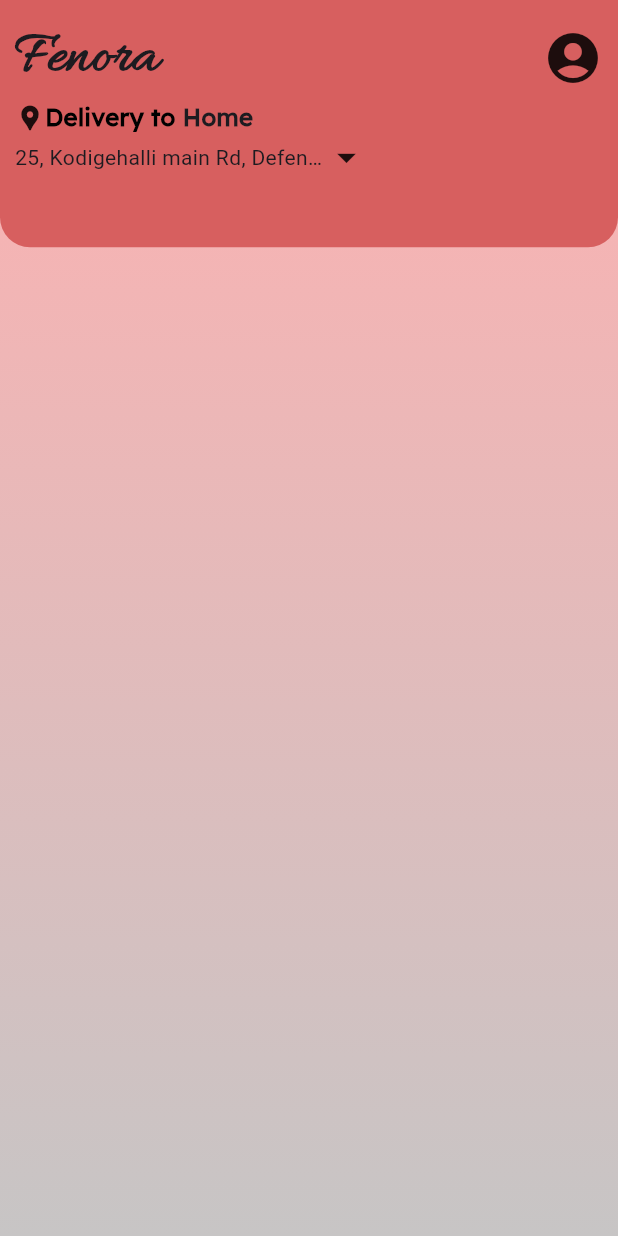
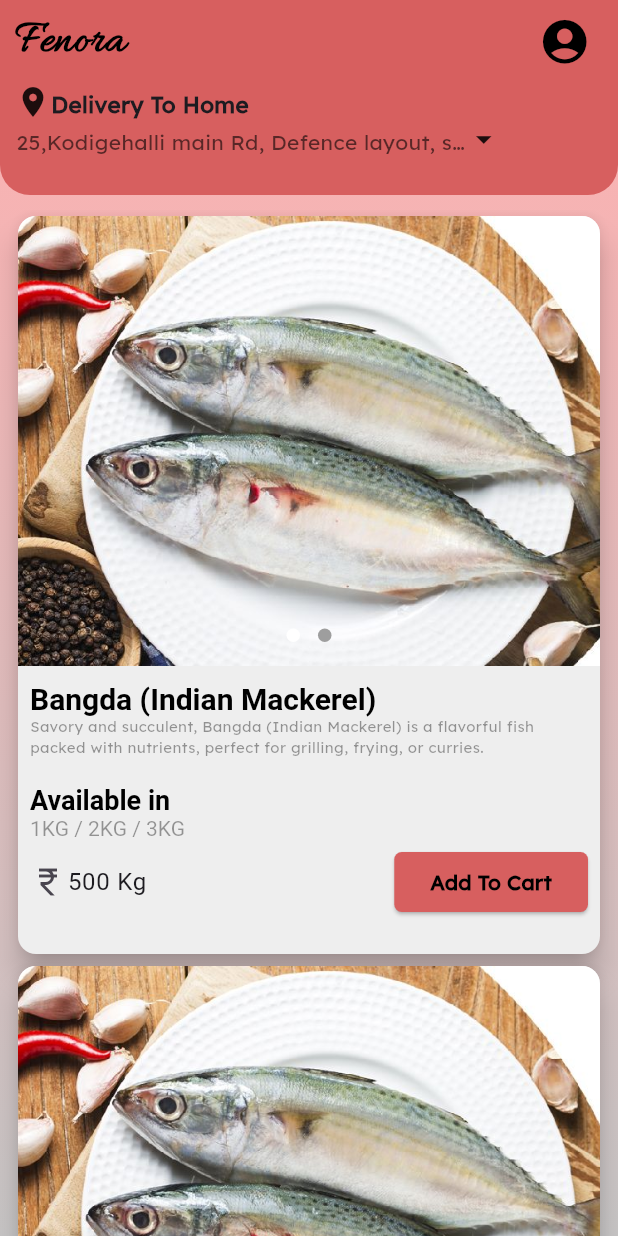
Before and after one commit to I-SHIVA-SAHANI/fenora, a Flutter app: the HomeScreen screen opened directly, on a phone screen of 412 x 824 dp. Run offline on Flutter 3.47's test engine with Material 3 defaults, Android fonts, the light colour scheme and no system bars; drawn by our look-alikes of dots_indicator; our stand-ins replace flutter_iconly.

Commit message:
modified homeScreen

```diff
--- a/fenora/lib/add_address.dart
+++ b/fenora/lib/Screens/add_address.dart
@@ -1,4 +1,4 @@
-import 'package:fenora/address.dart';
+import 'package:fenora/Screens/address.dart';
 import 'package:flutter/material.dart';
 
 class AddAddress extends StatelessWidget {
--- a/fenora/lib/address.dart
+++ b/fenora/lib/Screens/address.dart
@@ -1,5 +1,5 @@
-import 'package:fenora/add_address.dart';
-import 'package:fenora/homescreen.dart';
+import 'package:fenora/Screens/add_address.dart';
+import 'package:fenora/bottombar.dart';
 import 'package:flutter/material.dart';
 
 class AdressSelection extends StatefulWidget {
@@ -39,7 +39,7 @@ class _AdressSelectionState extends State<AdressSelection> {
                         Navigator.push(
                             context,
                             MaterialPageRoute(
-                                builder: (context) => HomeScreen()));
+                                builder: (context) => BottomBar()));
                       },
                       icon: Icon(Icons.arrow_back_ios),
                       color: Colors.black,
--- /dev/null
+++ b/fenora/lib/Screens/homescreen.dart
@@ -0,0 +1,152 @@
+import 'package:fenora/Screens/address.dart';
+import 'package:fenora/card/product_card.dart';
+import 'package:flutter/material.dart';
+
+class HomeScreen extends StatefulWidget {
+  const HomeScreen({super.key});
+  @override
+  State<HomeScreen> createState() => _HomeScreenState();
+}
+
+class _HomeScreenState extends State<HomeScreen> {
+  List<String> imagePaths = [
+    'assets/mackerel-bangda.jpg',
+    'assets/sliced-bangda.jpg',
+  ];
+
+  @override
+  Widget build(BuildContext context) {
+    return Scaffold(
+      extendBody: false,
+      extendBodyBehindAppBar: true,
+      body: Container(
+        decoration: BoxDecoration(
+          gradient: LinearGradient(
+            begin: Alignment.topCenter,
+            end: Alignment.bottomCenter,
+            colors: [
+              Color(0xFFFFB0B0),
+              Color(0xFFC7C5C5),
+            ],
+          ),
+        ),
+        child: LayoutBuilder(
+          builder: (BuildContext context, BoxConstraints constraints) {
+            return Column(children: [
+              // Header Section (No changes needed here)
+              SizedBox(
+                width: constraints.maxWidth,
+                child: IntrinsicHeight(
+                  child: Container(
+                    decoration: const BoxDecoration(
+                      // Use const where possible
+                      color: Color(0xFFD75F5F),
+                      borderRadius: BorderRadius.only(
+                        bottomLeft: Radius.circular(20),
+                        bottomRight: Radius.circular(20),
+                      ),
+                    ),
+                    child: SafeArea(
+                      child: Padding(
+                        // Use Padding for the header content
+                        padding: const EdgeInsets.only(left: 10, right: 10),
+                        child: Column(
+                            mainAxisAlignment: MainAxisAlignment.start,
+                            crossAxisAlignment: CrossAxisAlignment.start,
+                            children: [
+                              ListTile(
+                                  contentPadding: EdgeInsets.zero,
+                                  leading: FittedBox(
+                                      fit: BoxFit.scaleDown,
+                                      child: Text(
+                                        "Fenora",
+                                        style: TextStyle(
+                                          fontFamily: 'Allura',
+                                          fontSize: 30,
+                                          color: Colors.black,
+                                          fontWeight: FontWeight.bold,
+                                        ),
+                                      )),
+                                  trailing: FittedBox(
+                                    fit: BoxFit.scaleDown,
+                                    child: IconButton(
+                                      onPressed: () {},
+                                      icon: Icon(Icons.account_circle),
+                                      iconSize: 35,
+                                      color: Colors.black,
+                                    ),
+                                  )),
+                              GestureDetector(
+                                onTap: () {
+                                  Navigator.push(
+                                      context,
+                                      MaterialPageRoute(
+                                          builder: (context) =>
+                                              AdressSelection()));
+                                },
+                                child: RichText(
+                                  text: TextSpan(children: [
+                                    WidgetSpan(child: Icon(Icons.location_on)),
+                                    WidgetSpan(
+                                        child: Text("Delivery To Home",
+                                            style: TextStyle(
+                                                fontSize: 15,
+                                                fontFamily: 'Lexend',
+                                                fontWeight: FontWeight.bold))),
+                                    TextSpan(text: '\n'),
+                                    WidgetSpan(
+                                      child: SizedBox(
+                                        width: 300,
+                                        child: Text(
+                                          textAlign: TextAlign.end,
+                                          "25,Kodigehalli main Rd, Defence layout, sahakar nagar, bengaluru, karnataka,",
+                                          style: TextStyle(
+                                              fontFamily: 'Lexend',
+                                              color:
+                                                  Colors.black.withAlpha(150)),
+                                          overflow: TextOverflow.ellipsis,
+                                        ),
+                                      ),
+                                    ),
+                                    WidgetSpan(
+                                        child: Icon(
+                                      Icons.arrow_drop_down_sharp,
+                                      size: 25,
+                                    )),
+                                    TextSpan(text: '\n'),
+                                  ]),
+                                ),
+                              ),
+                            ]),
+                      ),
+                    ),
+                  ),
+                ),
+              ),
+
+              SizedBox(
+                height: 10,
+              ),
+              Expanded(
+                // Crucial: Use Expanded here
+                child: LayoutBuilder(
+                  builder: (BuildContext context, BoxConstraints constraints) {
+                    return SingleChildScrollView(
+                      // Wrap with SingleChildScrollView
+                      child: Column(
+                          // mainAxisAlignment: MainAxisAlignment.start,
+                          children: [
+                            ProductCard(),
+                            ProductCard()
+                          ]),
+                    );
+                  },
+                ),
+              ),
+            ]);
+          },
+        ),
+      ),
+    );
+  }
+}
--- a/fenora/lib/bottombar.dart
+++ b/fenora/lib/bottombar.dart
@@ -1,6 +1,6 @@
-import 'package:fenora/categoryscreen.dart';
-import 'package:fenora/homescreen.dart';
-import 'package:fenora/shoppingcart.dart';
+import 'package:fenora/Screens/categoryscreen.dart';
+import 'package:fenora/Screens/homescreen.dart';
+import 'package:fenora/Screens/shoppingcart.dart';
 import 'package:flutter/material.dart';
 import 'package:flutter_iconly/flutter_iconly.dart';
 
--- /dev/null
+++ b/fenora/lib/card/product_card.dart
@@ -0,0 +1,169 @@
+import 'package:dots_indicator/dots_indicator.dart';
+import 'package:flutter/material.dart';
+
+class ProductCard extends StatefulWidget {
+  // final String productName;
+  // final String productDescription;
+  // final double productPrice;
+  // final List<String> imageUrls;
+  const ProductCard({super.key});
+
+  // const ProductCard(
+  //     {required this.productName,
+  //     required this.productDescription,
+  //     required this.productPrice,
+  //     required this.imageUrls,
+  //     super.key});
+
+  @override
+  State<ProductCard> createState() => _ProductCardState();
+}
+
+class _ProductCardState extends State<ProductCard> {
+  List<String> imagePaths = [
+    'assets/mackerel-bangda.jpg',
+    'assets/sliced-bangda.jpg',
+  ];
+
+  int _currentPage = 0;
+  final _pageController = PageController();
+
+  @override
+  void initState() {
+    super.initState();
+    _pageController.addListener(() {
+      setState(() {
+        _currentPage = _pageController.page!.toInt();
+      });
+    });
+  }
+
+  @override
+  Widget build(BuildContext context) {
+    return Padding(
+      padding: EdgeInsets.only(left: 8, right: 8),
+      child: SizedBox(
+        // Fixed height for the Card
+        height: 500,
+        width: MediaQuery.sizeOf(context)
+            .width, //use constraints to occupy the entire width
+        child: Card(
+          color: Colors.grey.shade200,
+          elevation: 8,
+          clipBehavior: Clip.antiAlias,
+          child:
+              Column(crossAxisAlignment: CrossAxisAlignment.start, children: [
+            SizedBox(
+              // Fixed image height
+              height: 300,
+              child: Stack(children: [
+                PageView.builder(
+                  scrollDirection: Axis.horizontal,
+                  itemCount: imagePaths.length,
+                  itemBuilder: (context, index) {
+                    // Use context here
+                    return Ink.image(
+                      image: AssetImage(imagePaths[index]),
+                      fit: BoxFit.cover,
+                    );
+                  },
+                ),
+                Positioned(
+                  // Position the indicator
+                  bottom: 10, // Adjust position as needed
+                  left: 0,
+                  right: 0,
+                  child: DotsIndicator(
+                    dotsCount: imagePaths.length,
+                    position:
+                        _currentPage.toDouble(), // Use the current page index
+                    decorator: DotsDecorator(
+                      color: Colors.grey, // Customize colors, sizes, etc.
+                      activeColor: Colors.white,
+                    ),
+                  ),
+                ),
+              ]),
+            ),
+            SizedBox(
+              height: 10,
+            ),
+            // Text content below the images
+            Padding(
+              padding: const EdgeInsets.only(left: 8, right: 8),
+              child: RichText(
+                text:
+                    TextSpan(style: TextStyle(fontFamily: 'Lexend'), children: [
+                  TextSpan(
+                    text: "Bangda (Indian Mackerel)",
+                    style: TextStyle(
+                        fontSize: 20,
+                        color: Colors.black,
+                        fontWeight: FontWeight.bold),
+                  ),
+                  TextSpan(text: '\n'),
+                  WidgetSpan(
+                    child: Text(
+                      "Savory and succulent, Bangda (Indian Mackerel) is a flavorful fish packed with nutrients, perfect for grilling, frying, or curries.",
+                      style: TextStyle(
+                          color: Colors.black.withAlpha(100),
+                          fontFamily: 'Lexend',
+                          fontSize: 10),
+                      maxLines: 2,
+                      overflow: TextOverflow.ellipsis,
+                    ),
+                  ),
+                  TextSpan(text: '\n'),
+                  TextSpan(text: '\n'),
+                  TextSpan(
+                      text: "Available in",
+                      style: TextStyle(
+                          color: Colors.black,
+                          fontWeight: FontWeight.bold,
+                          fontSize: 18)),
+                  TextSpan(text: '\n'),
+                  TextSpan(
+                    text: "1KG / 2KG / 3KG",
+                    style: TextStyle(
+                      color: Colors.black.withAlpha(100),
+                    ),
+                  ),
+                  TextSpan(text: '\n'),
+                  WidgetSpan(
+                      child: ListTile(
+                    horizontalTitleGap: 1,
+                    contentPadding: EdgeInsets.zero,
+                    leading: Icon(Icons.currency_rupee),
+                    title: Text("500 Kg"),
+                    trailing: ElevatedButton(
+                      onPressed: () {},
+                      style: ElevatedButton.styleFrom(
+                          shape: RoundedRectangleBorder(
+                              borderRadius: BorderRadius.circular(5)),
+                          backgroundColor: Color(0xFFD75F5F)),
+                      child: Text(
+                        "Add To Cart",
+                        style: TextStyle(
+                            fontFamily: 'Lexend',
+                            color: Colors.black,
+                            fontWeight: FontWeight.bold),
+                      ),
+                    ),
+                  ))
+                ]),
+                // maxLines: 10,
+                // overflow: TextOverflow.ellipsis,
+              ),
+            ),
+          ]),
+        ),
+      ),
+    );
+  }
+
+  @override
+  void dispose() {
+    _pageController.dispose();
+    super.dispose();
+  }
+}
--- a/fenora/lib/homescreen.dart
+++ /dev/null
@@ -1,128 +0,0 @@
-import 'package:fenora/address.dart';
-import 'package:flutter/material.dart';
-
-class HomeScreen extends StatefulWidget {
-  const HomeScreen({super.key});
-  @override
-  State<HomeScreen> createState() => _HomeScreenState();
-}
-
-class _HomeScreenState extends State<HomeScreen> {
-  @override
-  Widget build(BuildContext context) {
-    return Scaffold(
-      body: Container(
-        height: MediaQuery.of(context).size.height,
-        width: MediaQuery.of(context).size.width,
-        decoration: BoxDecoration(
-          gradient: LinearGradient(
-              colors: [Color(0xFFFFB0B0), Color(0xFFC7C5C5)],
-              begin: Alignment.topCenter,
-              end: Alignment.bottomCenter),
-        ),
-        child: Column(
-          children: [
-            Container(
-              height: MediaQuery.of(context).size.height * 0.2,
-              width: MediaQuery.of(context).size.width,
-              decoration: BoxDecoration(
-                color: Color(0xFFD75F5F),
-                borderRadius: BorderRadius.only(
-                  bottomLeft: Radius.circular(20),
-                  bottomRight: Radius.circular(20),
-                ),
-              ),
-              child: SafeArea(
-                child: Padding(
-                  padding: const EdgeInsets.all(10.0),
-                  child: Column(
-                    mainAxisAlignment: MainAxisAlignment.start,
-                    crossAxisAlignment: CrossAxisAlignment.start,
-                    children: [
-                      Row(
-                        children: [
-                          Text(
-                            "Fenora ",
-                            style: TextStyle(
-                                fontFamily: 'Allura',
-                                fontSize: 40,
-                                fontWeight: FontWeight.bold),
-                          ),
-                          Spacer(),
-                          Spacer(),
-                          GestureDetector(
-                            onTap: () => Navigator.push(
-                                context,
-                                MaterialPageRoute(
-                                    builder: (context) => AdressSelection())),
-                            child: Icon(
-                              Icons.account_circle_rounded,
-                              size: 40,
-                            ),
-                          )
-                        ],
-                      ),
-                      Column(
-                        children: [
-                          Row(
-                            children: [
-                              Icon(
-                                Icons.location_pin,
-                                size: 20,
-                              ),
-                              Text(
-                                "Delivery to ",
-                                style: TextStyle(
-                                    fontSize: 16,
-                                    fontWeight: FontWeight.bold,
-                                    color: Colors.black,
-                                    fontFamily: 'Lexend'),
-                              ),
-                              Text(
-                                "Home",
-                                style: TextStyle(
-                                  fontSize: 16,
-                                  fontWeight: FontWeight.bold,
-                                  fontFamily: 'Lexend',
-                                ),
-                              ),
-                            ],
-                          ),
-                        ],
-                      ),
-                      GestureDetector(
-                        onTap: () {
-                          Navigator.push(
-                              context,
-                              MaterialPageRoute(
-                                  builder: (context) => AdressSelection()));
-                        },
-                        child: Row(
-                          mainAxisAlignment: MainAxisAlignment.start,
-                          children: [
-                            SizedBox(
-                              width: MediaQuery.of(context).size.width * 0.5,
-                              child: Text(
-                                // textAlign: TextAlign.left,
-                                "25, Kodigehalli main Rd, Defence Layout, Sahakar nagar, Bengaluru, Karnataka, 560097",
-                                overflow: TextOverflow.ellipsis,
-                              ),
-                            ),
-                            Icon(
-                              Icons.arrow_drop_down,
-                              size: 30,
-                            ),
-                          ],
-                        ),
-                      ),
-                    ],
-                  ),
-                ),
-              ),
-            ),
-          ],
-        ),
-      ),
-    );
-  }
-}
--- a/fenora/lib/main.dart
+++ b/fenora/lib/main.dart
@@ -1,5 +1,5 @@
-import 'package:fenora/add_address.dart';
-import 'package:fenora/homescreen.dart';
+// import 'package:fenora/Screens/homescreen.dart';
+import 'package:fenora/bottombar.dart';
 import 'package:flutter/material.dart';
 
 void main() {
@@ -14,7 +14,7 @@ class MyApp extends StatelessWidget {
     return MaterialApp(
       theme: ThemeData(),
       debugShowCheckedModeBanner: false,
-      home: HomeScreen(),
+      home: BottomBar(),
     );
   }
 }
--- a/fenora/pubspec.yaml
+++ b/fenora/pubspec.yaml
@@ -36,6 +36,7 @@ dependencies:
   cupertino_icons: ^1.0.8
   flutter_iconly: ^1.0.2
   flutter_screenutil: ^5.9.3
+  dots_indicator: ^2.1.1
 
 dev_dependencies:
   flutter_test:
@@ -60,8 +61,8 @@ flutter:
   uses-material-design: true
 
   # To add assets to your application, add an assets section, like this:
-  # assets:
-  #   - assets/fonts/
+  assets:
+    - assets/
 
   # An image asset can refer to one or more resolution-specific "variants", see
   # https://flutter.dev/to/resolution-aware-images
```
Also changed, not shown: fenora/assets/mackerel-bangda.jpg (added), fenora/assets/sliced-bangda.jpg (added), fenora/lib/Screens/categoryscreen.dart (renamed from fenora/lib/categoryscreen.dart), fenora/lib/Screens/shoppingcart.dart (renamed from fenora/lib/shoppingcart.dart), fenora/pubspec.lock.
